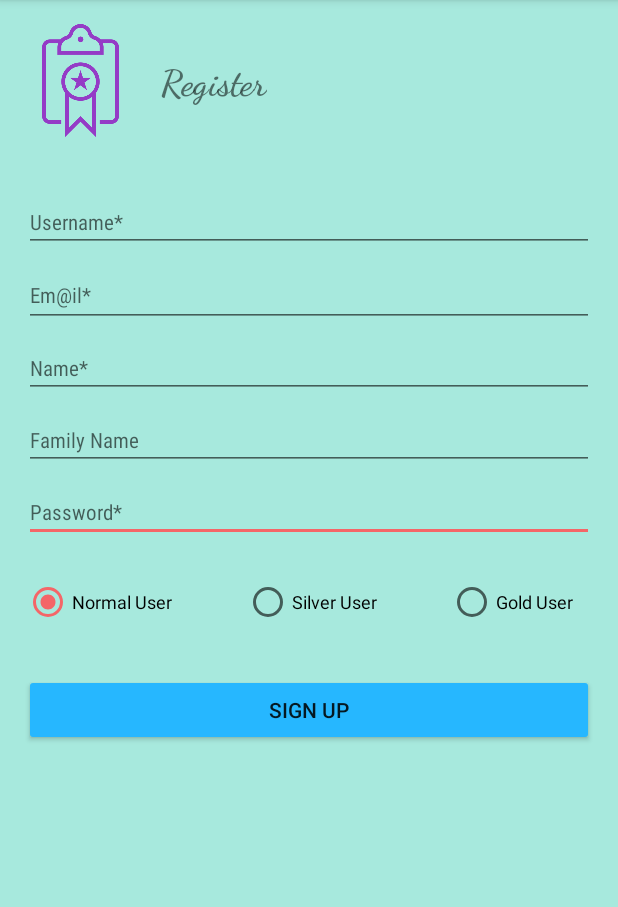
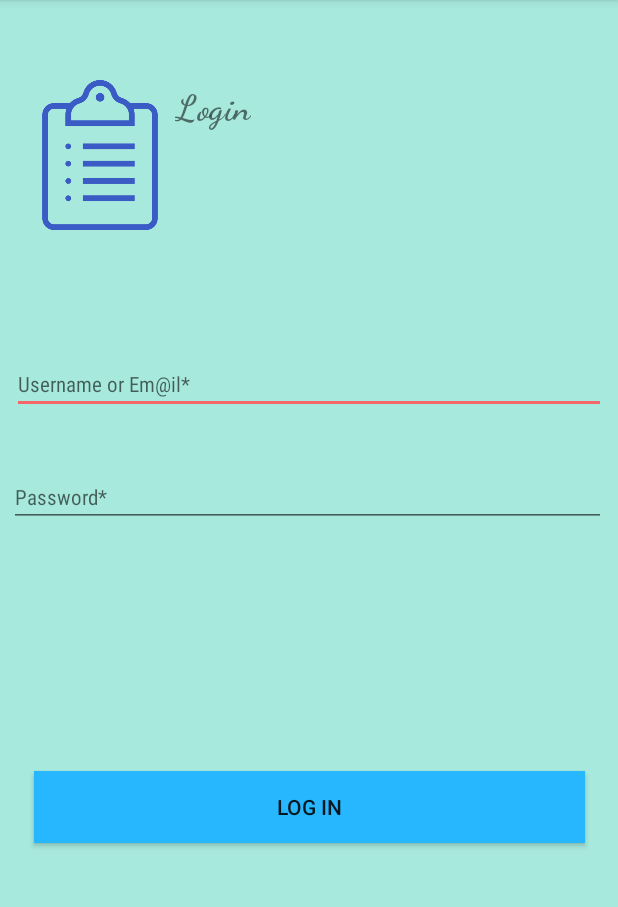
Before and after one commit to Ambrz77/comfy-manager-app, an Android app: the screen it shows after launch (RegisterActivity before the commit, LoginActivity after it), on a phone screen of 412 x 824 dp, the part 84-991 px from its top. Run offline under Robolectric (Android 15) with nearby library versions, the light colour scheme and no system bars.

Commit message:
Login Page Design Complete!

```diff
--- a/app/src/main/java/com/example/alireza/taskmanager/MainActivity.java
+++ b/app/src/main/java/com/example/alireza/taskmanager/MainActivity.java
@@ -11,7 +11,7 @@ public class MainActivity extends AppCompatActivity {
 
     @Override
     protected void onCreate(Bundle savedInstanceState) {
-        Intent NewIntent = new Intent(getApplicationContext(), RegisterActivity.class);
+        Intent NewIntent = new Intent(getApplicationContext(), LoginActivity.class);
         startActivity(NewIntent);
         super.onCreate(savedInstanceState);
         setContentView(R.layout.activity_main);
--- a/app/src/main/res/layout/activity_login.xml
+++ b/app/src/main/res/layout/activity_login.xml
@@ -3,7 +3,91 @@
     xmlns:app="http://schemas.android.com/apk/res-auto"
     xmlns:tools="http://schemas.android.com/tools"
     android:layout_width="match_parent"
-    android:layout_height="match_parent"
+    android:layout_height="wrap_content"
     tools:context=".LoginActivity">
 
+    <ImageView
+        android:id="@+id/imageView2"
+        android:layout_width="100dp"
+        android:layout_height="100dp"
+        android:layout_marginStart="16dp"
+        android:layout_marginTop="16dp"
+        android:layout_marginEnd="295dp"
+        android:layout_marginBottom="578dp"
+        app:layout_constraintBottom_toBottomOf="parent"
+        app:layout_constraintEnd_toEndOf="parent"
+        app:layout_constraintStart_toStartOf="parent"
+        app:layout_constraintTop_toTopOf="parent"
+        app:srcCompat="@drawable/clipboards1" />
+
+    <EditText
+        android:id="@+id/editText"
+        android:layout_width="0dp"
+        android:layout_height="wrap_content"
+        android:layout_marginStart="8dp"
+        android:layout_marginTop="113dp"
+        android:layout_marginEnd="8dp"
+        android:layout_marginBottom="18dp"
+        android:ems="10"
+        android:fontFamily="sans-serif-condensed"
+        android:hint="Username or Em@il*"
+        android:inputType="textEmailAddress"
+        android:textSize="14sp"
+        app:layout_constraintBottom_toTopOf="@+id/editText2"
+        app:layout_constraintEnd_toEndOf="parent"
+        app:layout_constraintHorizontal_bias="0.0"
+        app:layout_constraintStart_toStartOf="parent"
+        app:layout_constraintTop_toBottomOf="@+id/imageView2" />
+
+    <EditText
+        android:id="@+id/editText2"
+        android:layout_width="398dp"
+        android:layout_height="wrap_content"
+        android:layout_marginStart="8dp"
+        android:layout_marginTop="17dp"
+        android:layout_marginEnd="8dp"
+        android:layout_marginBottom="85dp"
+        android:ems="10"
+        android:fontFamily="sans-serif-condensed"
+        android:hint="Password*"
+        android:inputType="textPassword"
+        android:textSize="14sp"
+        app:layout_constraintBottom_toTopOf="@+id/button3"
+        app:layout_constraintEnd_toEndOf="parent"
+        app:layout_constraintHorizontal_bias="1.0"
+        app:layout_constraintStart_toStartOf="parent"
+        app:layout_constraintTop_toBottomOf="@+id/editText" />
+
+    <TextView
+        android:id="@+id/textView2"
+        android:layout_width="wrap_content"
+        android:layout_height="wrap_content"
+        android:layout_marginTop="56dp"
+        android:layout_marginEnd="244dp"
+        android:layout_marginBottom="140dp"
+        android:fontFamily="cursive"
+        android:text="Login"
+        android:textSize="24sp"
+        android:textStyle="bold"
+        app:layout_constraintBottom_toTopOf="@+id/editText"
+        app:layout_constraintEnd_toEndOf="parent"
+        app:layout_constraintHorizontal_bias="0.0"
+        app:layout_constraintStart_toEndOf="@+id/imageView2"
+        app:layout_constraintTop_toTopOf="parent"
+        app:layout_constraintVertical_bias="0.104" />
+
+    <Button
+        android:id="@+id/button3"
+        android:layout_width="367dp"
+        android:layout_height="wrap_content"
+        android:layout_marginStart="16dp"
+        android:layout_marginTop="77dp"
+        android:layout_marginEnd="16dp"
+        android:layout_marginBottom="236dp"
+        android:background="@color/colorPrimary"
+        android:text="Log In"
+        app:layout_constraintBottom_toBottomOf="parent"
+        app:layout_constraintEnd_toEndOf="parent"
+        app:layout_constraintStart_toStartOf="parent"
+        app:layout_constraintTop_toBottomOf="@+id/editText2" />
 </android.support.constraint.ConstraintLayout>
--- a/app/src/main/res/layout/activity_main.xml
+++ b/app/src/main/res/layout/activity_main.xml
@@ -51,8 +51,8 @@
 
     <ImageView
         android:id="@+id/imageView3"
-        android:layout_width="75dp"
-        android:layout_height="75dp"
+        android:layout_width="100dp"
+        android:layout_height="100dp"
         android:layout_marginStart="16dp"
         android:layout_marginTop="16dp"
         android:layout_marginBottom="8dp"
@@ -64,8 +64,8 @@
 
     <ImageView
         android:id="@+id/imageView12"
-        android:layout_width="75dp"
-        android:layout_height="75dp"
+        android:layout_width="100dp"
+        android:layout_height="100dp"
         android:layout_marginStart="16dp"
         android:layout_marginTop="100dp"
         android:layout_marginEnd="202dp"
@@ -77,8 +77,8 @@
 
     <ImageView
         android:id="@+id/imageView13"
-        android:layout_width="75dp"
-        android:layout_height="75dp"
+        android:layout_width="100dp"
+        android:layout_height="100dp"
         android:layout_marginStart="8dp"
         android:layout_marginTop="16dp"
         android:layout_marginEnd="16dp"
@@ -93,8 +93,8 @@
 
     <ImageView
         android:id="@+id/imageView14"
-        android:layout_width="75dp"
-        android:layout_height="75dp"
+        android:layout_width="100dp"
+        android:layout_height="100dp"
         android:layout_marginTop="100dp"
         android:layout_marginEnd="16dp"
         app:layout_constraintEnd_toEndOf="parent"
--- a/app/src/main/res/layout/activity_register.xml
+++ b/app/src/main/res/layout/activity_register.xml
@@ -10,26 +10,25 @@
         android:id="@+id/register"
         android:layout_width="wrap_content"
         android:layout_height="wrap_content"
-        android:layout_marginStart="16dp"
-        android:layout_marginTop="40dp"
-        android:layout_marginEnd="16dp"
+        android:layout_marginTop="52dp"
+        android:layout_marginEnd="236dp"
         android:fontFamily="cursive"
         android:text="Register"
         android:textSize="24sp"
         android:textStyle="bold"
         app:layout_constraintEnd_toEndOf="parent"
-        app:layout_constraintHorizontal_bias="0.0"
-        app:layout_constraintStart_toEndOf="@+id/imageView"
         app:layout_constraintTop_toTopOf="parent" />
 
     <ImageView
         android:id="@+id/imageView"
-        android:layout_width="75dp"
-        android:layout_height="75dp"
+        android:layout_width="100dp"
+        android:layout_height="100dp"
         android:layout_marginStart="16dp"
         android:layout_marginTop="16dp"
+        android:layout_marginEnd="8dp"
         android:layout_marginBottom="8dp"
         app:layout_constraintBottom_toBottomOf="parent"
+        app:layout_constraintEnd_toStartOf="@+id/register"
         app:layout_constraintStart_toStartOf="parent"
         app:layout_constraintTop_toTopOf="parent"
         app:layout_constraintVertical_bias="0.0"
@@ -157,7 +156,7 @@
         android:layout_width="match_parent"
         android:layout_height="wrap_content"
         android:layout_marginStart="16dp"
-        android:layout_marginTop="32dp"
+        android:layout_marginTop="34dp"
         android:layout_marginEnd="16dp"
         android:backgroundTint="@color/colorPrimary"
         android:text="Sign Up"
```
